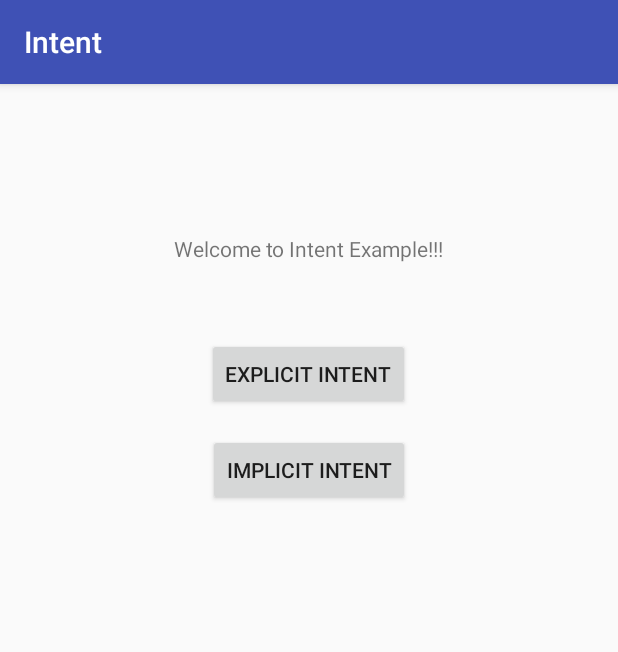
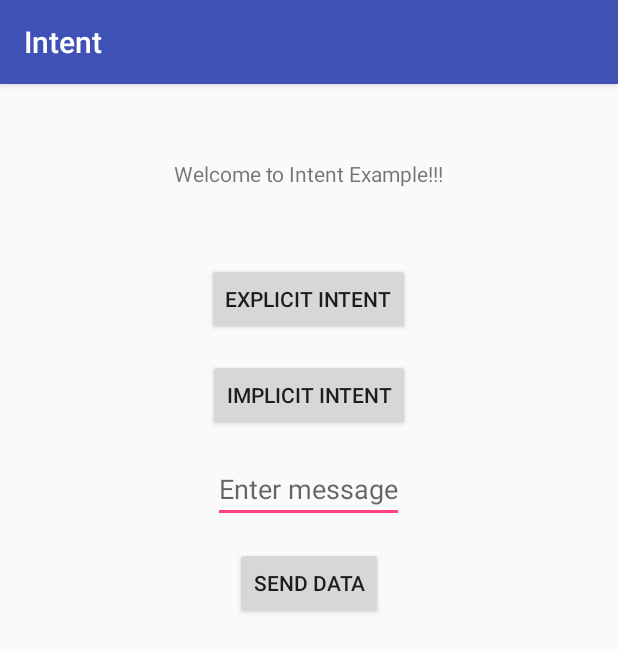
Before and after one commit to ErSurbhiGoyal/android-projects, an Android app: the screen it shows after launch (MainActivity), on a phone screen of 412 x 824 dp. Shown: the top 652 px of the screen. Run offline under Robolectric (Android 15) with nearby library versions, the phone set to English and light mode, and no system bars; our stand-ins replace ButterKnife.

Commit message:
Sending Data to another activity

```diff
--- a/Intent/app/src/main/res/layout/activity_main.xml
+++ b/Intent/app/src/main/res/layout/activity_main.xml
@@ -11,7 +11,7 @@
         android:layout_width="wrap_content"
         android:layout_height="wrap_content"
         android:text="Welcome to Intent Example!!!"
-        android:layout_marginTop="100dp"
+        android:layout_marginTop="50dp"
         android:layout_centerHorizontal="true"/>
 
     <Button
@@ -32,11 +32,33 @@
         android:layout_marginTop="16dp"
         android:layout_centerHorizontal="true"/>
 
+    <EditText
+        android:id="@+id/edtEnterMessage"
+        android:layout_width="wrap_content"
+        android:layout_height="wrap_content"
+        android:hint="Enter message"
+        android:maxLength="20"
+        android:layout_marginLeft="20dp"
+        android:layout_marginRight="20dp"
+        android:textAlignment="center"
+        android:layout_below="@+id/btnImplicit"
+        android:layout_marginTop="16dp"
+        android:layout_centerHorizontal="true"/>
+
+    <Button
+        android:id="@+id/btnSendData"
+        android:layout_width="wrap_content"
+        android:layout_height="wrap_content"
+        android:text="Send Data"
+        android:layout_below="@+id/edtEnterMessage"
+        android:layout_marginTop="16dp"
+        android:layout_centerHorizontal="true" />
+
     <ImageView
         android:id="@+id/imageView"
         android:layout_width="match_parent"
         android:layout_height="match_parent"
-        android:layout_below="@+id/btnImplicit"
+        android:layout_below="@+id/btnSendData"
         android:layout_margin="16dp"/>
 
 
```
Also changed, not shown: Intent/app/src/main/java/com/suroid/intent/MainActivity.java (+24 -4 lines), Intent/app/src/main/java/com/suroid/intent/SecondActivity.java (+14 -0 lines), Intent/app/src/main/res/layout/activity_second.xml (+10 -0 lines).
